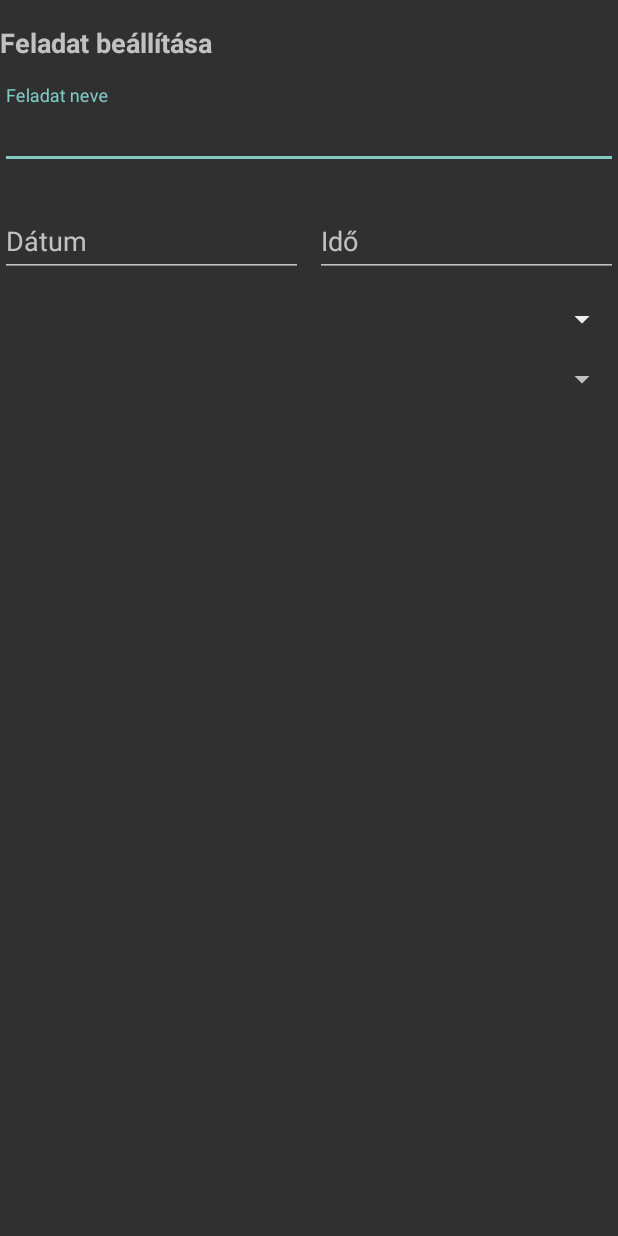
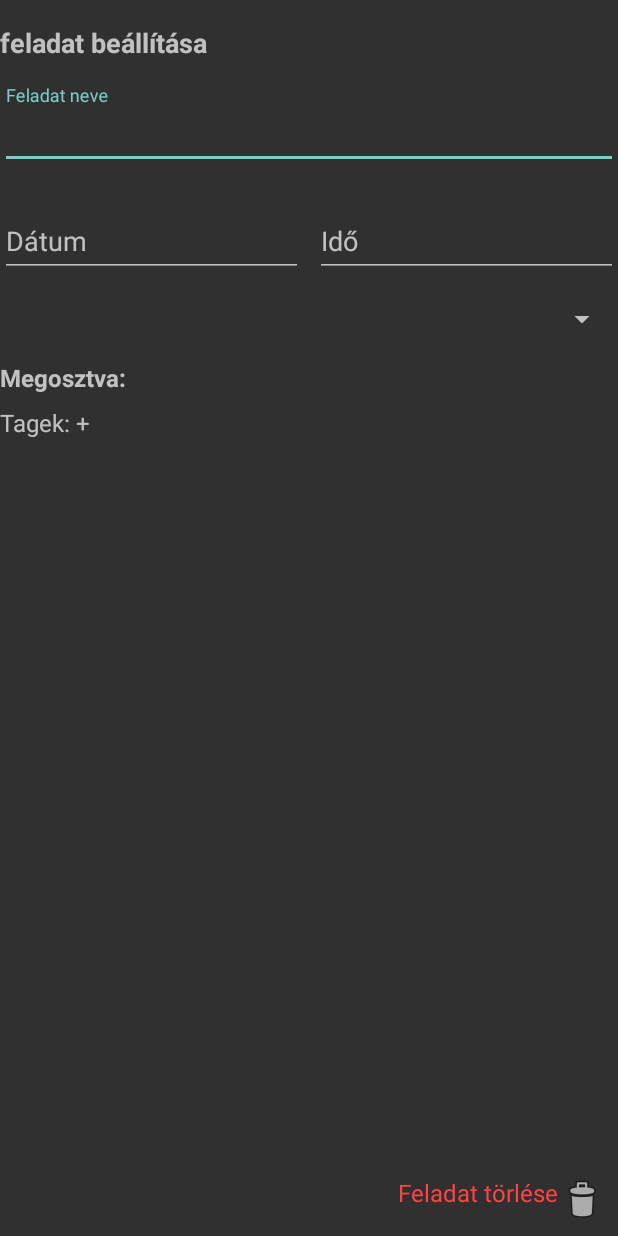
Before and after one commit to FarkasAdam-banki/DoDoListAndroid, an Android app: the layout fragment_task_settings.xml on its own in the app's theme, with its tools: preview values and no code run, on a phone screen of 412 x 824 dp. Run offline under Robolectric (Android 15) with nearby library versions, the phone set to English and light mode, and no system bars.

Commit message:
Feladat törlése az adatbázisból

```diff
--- /dev/null
+++ b/app/src/main/java/Model/DeleteTaskResponse.kt
@@ -0,0 +1,6 @@
+package Model
+
+data class DeleteTaskResponse(
+    val success: String? = null,
+    val error: String? = null
+)
--- a/app/src/main/java/adapter/LogAdapter.kt
+++ b/app/src/main/java/adapter/LogAdapter.kt
@@ -39,8 +39,6 @@ class LogAdapter(private var logs: List<LogEntry>) : RecyclerView.Adapter<LogAda
         fun bind(log: LogEntry) {
             logMessage.text = "Mező: ${log.mezo_nev} módosítva"
             logTimestamp.text = log.modositas_datuma
-
-            // Handle color changes
             if (log.mezo_nev == "feladat_szin") {
                 colorCircle.visibility = View.VISIBLE
                 colorCircle.setBackgroundColor(android.graphics.Color.parseColor(log.uj_ertek))
@@ -48,11 +46,10 @@ class LogAdapter(private var logs: List<LogEntry>) : RecyclerView.Adapter<LogAda
                 colorCircle.visibility = View.GONE
             }
 
-            // Handle status changes
             if (log.mezo_nev == "allapot_id") {
                 statusBadge.visibility = View.VISIBLE
                 statusBadge.text = getStatusLabel(log.uj_ertek)
-                statusBadge.setBackgroundColor(getStatusColorClass(log.uj_ertek)) // Assuming this is the color for the new status
+                statusBadge.setBackgroundColor(getStatusColorClass(log.uj_ertek))
             } else {
                 statusBadge.visibility = View.GONE
             }
--- a/app/src/main/java/adapter/TaskAdapter.kt
+++ b/app/src/main/java/adapter/TaskAdapter.kt
@@ -17,6 +17,8 @@ class TaskAdapter(private var tasks: List<Task>, private val onItemClick: (Task)
         val deadlineTextView: TextView = view.findViewById(R.id.deadlineTextView)
         val subTaskTextView: TextView = view.findViewById(R.id.subTaskTextView)
         val collaboratorsTextView: TextView = view.findViewById(R.id.collaboratorsTextView)
+
+
     }
 
     override fun onCreateViewHolder(parent: ViewGroup, viewType: Int): TaskViewHolder {
--- a/app/src/main/java/network/TaskService.kt
+++ b/app/src/main/java/network/TaskService.kt
@@ -1,7 +1,9 @@
+import Model.DeleteTaskResponse
 import Model.Task
 import Model.TaskDetails
 import retrofit2.Call
 import retrofit2.http.Body
+import retrofit2.http.DELETE
 import retrofit2.http.GET
 import retrofit2.http.POST
 import retrofit2.http.Query
@@ -17,4 +19,6 @@ interface TaskService {
     @POST("dodo/task.php")
     fun createTask(@Body taskData: Map<String, String>): Call<Void>
 
+    @DELETE("dodo/task.php")
+    fun deleteTask(@Query("taskId") taskId: Int): Call<DeleteTaskResponse>
 }
--- a/app/src/main/res/layout/fragment_task_settings.xml
+++ b/app/src/main/res/layout/fragment_task_settings.xml
@@ -9,7 +9,7 @@
         android:id="@+id/titleTextView"
         android:layout_width="wrap_content"
         android:layout_height="wrap_content"
-        android:text="Feladat beállítása"
+        android:text="feladat beállítása"
         android:textSize="18sp"
         android:textStyle="bold"
         app:layout_constraintTop_toTopOf="parent"
@@ -76,25 +76,7 @@
 
 
     </androidx.constraintlayout.widget.ConstraintLayout>
-    <Spinner
-        android:id="@+id/dropdown1"
-        android:layout_width="match_parent"
-        android:layout_height="wrap_content"
-        android:layout_marginTop="16dp"
-        android:spinnerMode="dropdown"
-        app:layout_constraintTop_toBottomOf="@id/dateTimeInputLayout"
-        app:layout_constraintStart_toStartOf="parent"
-        app:layout_constraintEnd_toEndOf="parent"/>
 
-    <Spinner
-        android:id="@+id/dropdown2"
-        android:layout_width="match_parent"
-        android:layout_height="wrap_content"
-        android:layout_marginTop="16dp"
-        android:spinnerMode="dropdown"
-        app:layout_constraintTop_toBottomOf="@id/dropdown1"
-        app:layout_constraintStart_toStartOf="parent"
-        app:layout_constraintEnd_toEndOf="parent"/>
 
     <Spinner
         android:id="@+id/statusSpinner"
@@ -105,6 +87,37 @@
         app:layout_constraintTop_toBottomOf="@id/dateTimeInputLayout"
         app:layout_constraintStart_toStartOf="parent"
         app:layout_constraintEnd_toEndOf="parent"/>
+    <TextView
+        android:id="@+id/shareLabel"
+        android:layout_width="wrap_content"
+        android:layout_height="wrap_content"
+        android:text="Megosztva:"
+        android:textStyle="bold"
+        android:textSize="16sp"
+        app:layout_constraintTop_toBottomOf="@id/statusSpinner"
+        app:layout_constraintStart_toStartOf="parent"
+        android:layout_marginTop="16dp"/>
 
+    <TextView
+        android:id="@+id/tagsLabel"
+        android:layout_width="wrap_content"
+        android:layout_height="wrap_content"
+        android:text="Tagek: +"
+        android:textSize="16sp"
+        app:layout_constraintTop_toBottomOf="@id/shareLabel"
+        app:layout_constraintStart_toStartOf="parent"
+        android:layout_marginTop="8dp"/>
+
+    <TextView
+        android:id="@+id/deleteTask"
+        android:layout_width="wrap_content"
+        android:layout_height="wrap_content"
+        android:text="Feladat törlése"
+        android:textColor="@android:color/holo_red_light"
+        android:drawableEnd="@android:drawable/ic_menu_delete"
+        android:padding="8dp"
+        android:textSize="16sp"
+        app:layout_constraintBottom_toBottomOf="parent"
+        app:layout_constraintEnd_toEndOf="parent"/>
 
 </androidx.constraintlayout.widget.ConstraintLayout>
--- a/app/src/main/res/values/strings.xml
+++ b/app/src/main/res/values/strings.xml
@@ -1,3 +1,3 @@
 <resources>
-    <string name="app_name">DoDoListaa</string>
+    <string name="app_name">DoDoList</string>
 </resources>
```
Also changed, not shown: app/src/main/java/com/example/dodolist/ui/theme/TaskSettingsActivity.kt (+6 -1 lines), app/src/main/java/com/example/dodolist/ui/theme/TaskSettingsFragment.kt (+97 -5 lines), app/src/main/java/com/example/dodolist/ui/theme/TasksActivity.kt (+15 -3 lines), app/src/main/java/utils/logUtils.kt (+6 -6 lines).
